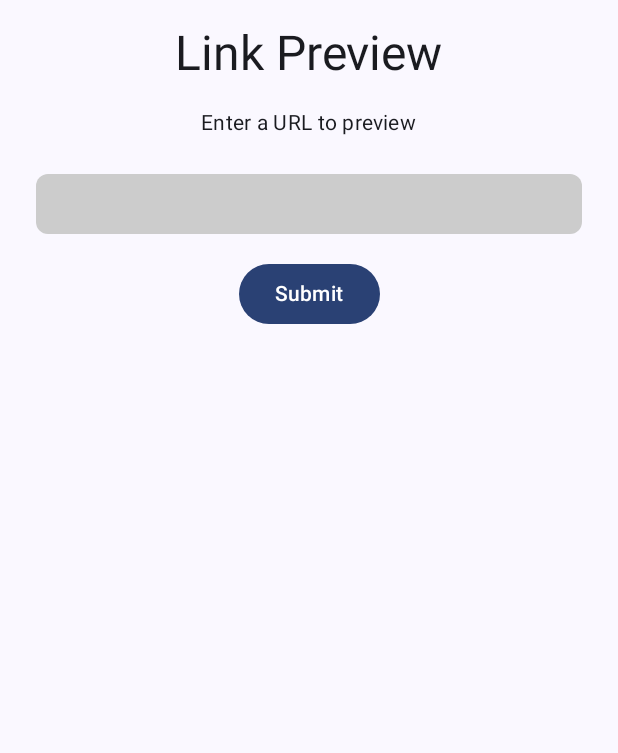
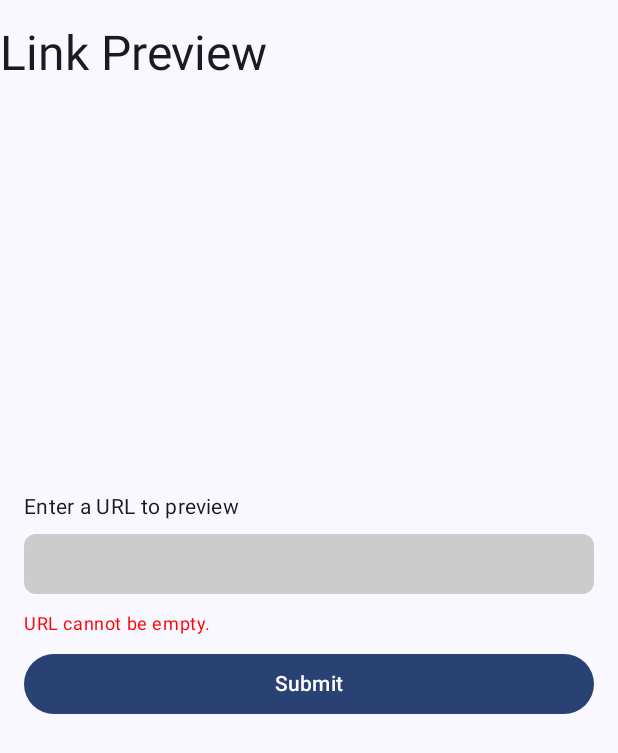
Before and after one commit to vishalkumarsinghvi/Android-Link-Preview, an Android app built with Jetpack Compose: the screen it shows after launch (MainActivity), after a tap on "Submit", on a phone screen of 412 x 824 dp. Shown: the top 753 px of the screen. Run offline under Robolectric (Android 15) with nearby library versions, the phone set to English and light mode, and no system bars; our stand-ins replace Shimmer; libraries missing offline, so code that uses them is left out: com.bumptech.glide, com.google.accompanist.placeholder; 2 statements that could not run were skipped.

```diff
--- a/app/src/main/java/com/jaincomapny/android_link_preview/MainActivity.kt
+++ b/app/src/main/java/com/jaincomapny/android_link_preview/MainActivity.kt
@@ -16,6 +16,7 @@ import androidx.compose.foundation.layout.fillMaxWidth
 import androidx.compose.foundation.layout.height
 import androidx.compose.foundation.layout.padding
 import androidx.compose.foundation.layout.size
+import androidx.compose.foundation.layout.statusBarsPadding
 import androidx.compose.foundation.shape.RoundedCornerShape
 import androidx.compose.foundation.text.BasicTextField
 import androidx.compose.material3.Button
@@ -50,7 +51,8 @@ class MainActivity : ComponentActivity() {
         enableEdgeToEdge()
         setContent {
             AndroidLinkPreviewTheme {
-                val linkPreviewViewModel = ViewModelProvider(this@MainActivity)[LinkPreviewViewModel::class.java]
+                val linkPreviewViewModel =
+                    ViewModelProvider(this@MainActivity)[LinkPreviewViewModel::class.java]
                 Scaffold(modifier = Modifier.fillMaxSize()) { innerPadding ->
                     LinkPreviewScreen(
                         modifier = Modifier.padding(innerPadding), viewModel = linkPreviewViewModel
@@ -67,43 +69,83 @@ fun LinkPreviewScreen(modifier: Modifier = Modifier, viewModel: LinkPreviewViewM
     var url by remember { mutableStateOf(TextFieldValue("")) }
     val previewData = viewModel.linkPreviewData.collectAsState(null)
     val isLoading = viewModel.isLoading.collectAsState()
-
+    var errorMessage by remember { mutableStateOf<String?>(null) }
+    Box(modifier = Modifier.fillMaxSize()) {
+        Text(
+            text = "Link Preview",
+            style = MaterialTheme.typography.headlineLarge,
+            modifier = Modifier
+                .padding(vertical = 16.dp)
+                .statusBarsPadding()
+        )
         Column(
             modifier = modifier
                 .fillMaxSize()
                 .padding(16.dp),
-        verticalArrangement = Arrangement.Top,
+            verticalArrangement = Arrangement.Center,
             horizontalAlignment = Alignment.CenterHorizontally
         ) {
             Text(
-            text = "Link Preview",
-            style = MaterialTheme.typography.headlineLarge,
-            modifier = Modifier.padding(bottom = 16.dp)
-        )
-        Text(
                 text = "Enter a URL to preview",
                 style = MaterialTheme.typography.bodyMedium,
-            modifier = Modifier.padding(bottom = 16.dp)
+                modifier = Modifier
+                    .padding()
+                    .align(Alignment.Start)
             )
+            Spacer(modifier = Modifier.height(8.dp))
             BasicTextField(
                 value = url,
-            onValueChange = { url = it },
+                onValueChange = {
+                    url = it
+                    errorMessage = null
+                },
                 modifier = Modifier
                     .fillMaxWidth()
-                .padding(8.dp)
                     .background(Color.LightGray, RoundedCornerShape(8.dp))
                     .padding(12.dp)
             )
 
+            errorMessage?.let {
+                Text(
+                    text = it,
+                    color = Color.Red,
+                    style = MaterialTheme.typography.bodySmall,
+                    modifier = Modifier
+                        .fillMaxWidth()
+                        .padding(top = 12.dp)
+                )
+            }
+
+
             Button(
                 onClick = {
-                viewModel.fetchLinkPreviewData(url.text)
-            }, modifier = Modifier.padding(top = 8.dp)
+                    val finalUrl = url.text.trim()
+                    val formattedUrl = when {
+                        finalUrl.isBlank() -> {
+                            viewModel.fetchLinkPreviewData("")
+                            errorMessage = "URL cannot be empty."
+                            null
+                        }
+
+                        finalUrl.startsWith("http://") -> {
+                            errorMessage = "http:// URLs are not supported. Please use https://"
+                            null
+                        }
+
+                        finalUrl.startsWith("https://") -> finalUrl
+                        else -> "https://$finalUrl"
+                    }
+
+                    if (formattedUrl != null) {
+                        viewModel.fetchLinkPreviewData(formattedUrl)
+                    }
+                }, modifier = Modifier
+                    .fillMaxWidth()
+                    .padding(top = 8.dp)
             ) {
                 Text("Submit")
             }
-
-        Spacer(modifier = Modifier.height(24.dp))
+            Spacer(modifier = Modifier.height(16.dp))
 
             if (isLoading.value) {
                 Box(
@@ -111,8 +153,10 @@ fun LinkPreviewScreen(modifier: Modifier = Modifier, viewModel: LinkPreviewViewM
                         .fillMaxWidth()
                         .height(100.dp)
                         .placeholder(
-                        visible = true, highlight = PlaceholderHighlight.shimmer(), // ✅ no deprecation
-                        color = Color.Gray.copy(alpha = 0.3f), shape = RoundedCornerShape(12.dp)
+                            visible = true,
+                            highlight = PlaceholderHighlight.shimmer(), // ✅ no deprecation
+                            color = Color.Gray.copy(alpha = 0.3f),
+                            shape = RoundedCornerShape(12.dp)
                         ), contentAlignment = Alignment.Center
                 ) {
                     Box(
@@ -137,7 +181,10 @@ fun LinkPreviewScreen(modifier: Modifier = Modifier, viewModel: LinkPreviewViewM
                                     .background(color = Color.Gray)
                             )
                             Column(modifier = Modifier.padding(16.dp)) {
-                            Text(text = it.title ?: "No Title", style = MaterialTheme.typography.titleMedium)
+                                Text(
+                                    text = it.title ?: "No Title",
+                                    style = MaterialTheme.typography.titleMedium
+                                )
                                 Spacer(modifier = Modifier.height(4.dp))
                                 Text(
                                     text = it.description ?: "No Description",
@@ -146,11 +193,16 @@ fun LinkPreviewScreen(modifier: Modifier = Modifier, viewModel: LinkPreviewViewM
                                     overflow = TextOverflow.Ellipsis
                                 )
                                 Spacer(modifier = Modifier.height(4.dp))
-                            Text(text = it.url ?: "No URL", style = MaterialTheme.typography.labelSmall)
+                                Text(
+                                    text = it.url ?: "No URL",
+                                    style = MaterialTheme.typography.labelSmall
+                                )
                             }
                         }
                     }
                 }
             }
+
         }
     }
+}
```
Lines whose indentation alone changed are shown as unchanged.
